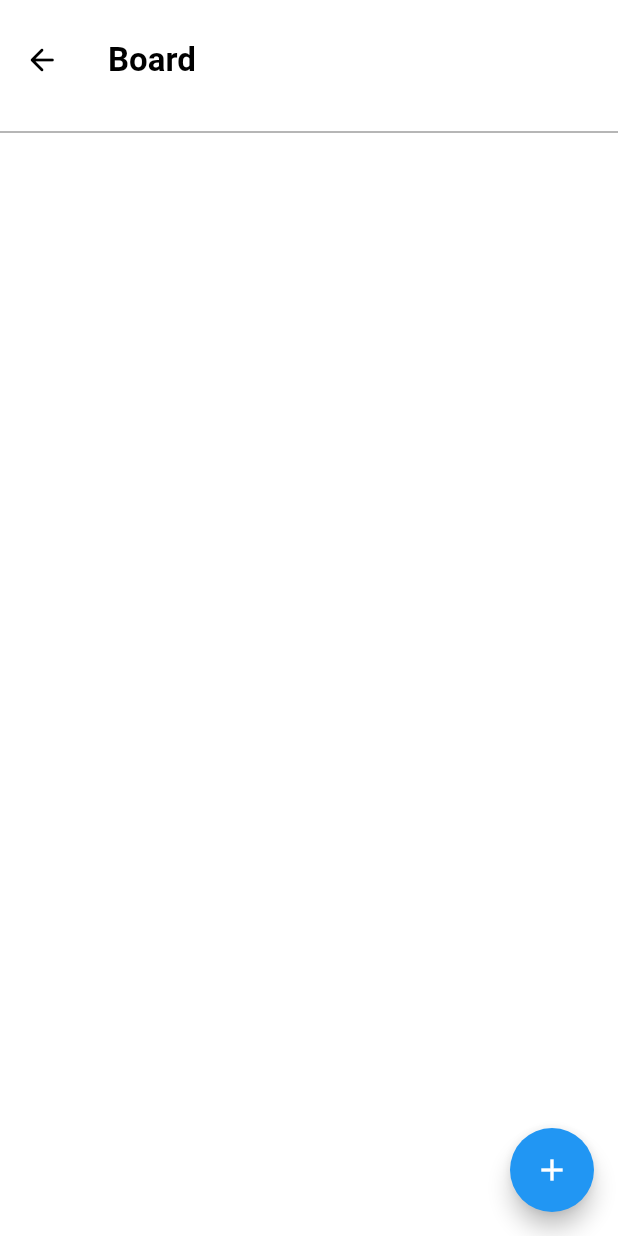
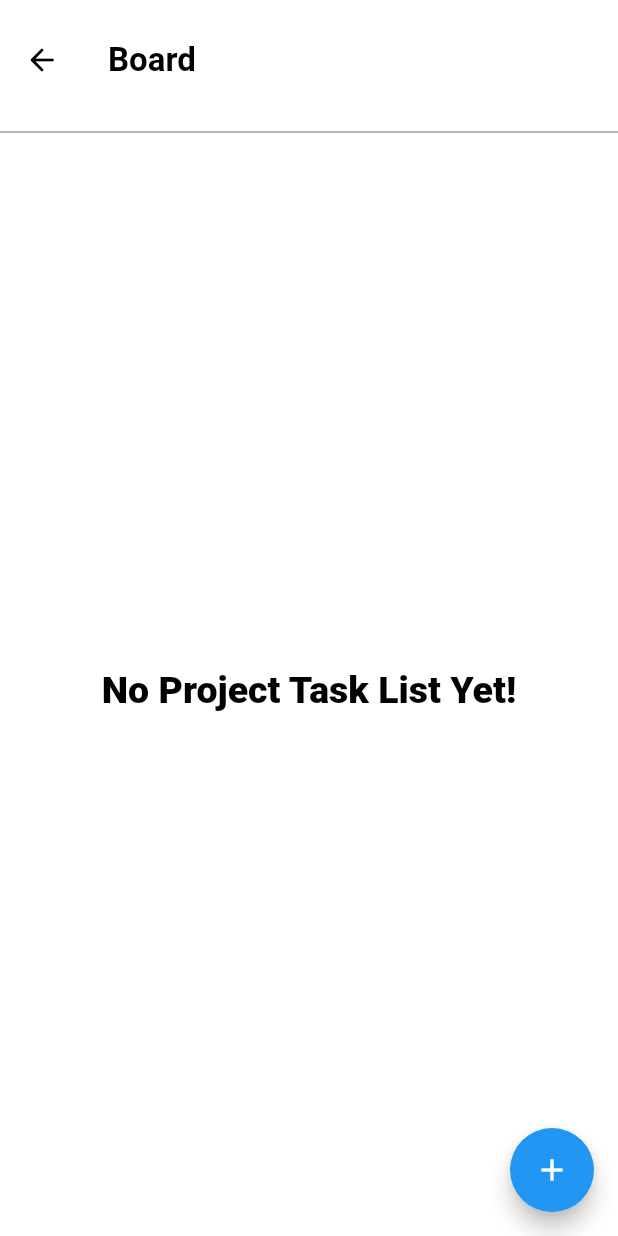
Before and after one commit to TrojanSystem/todos_project, a Flutter app: the ProjectDetailBoard screen opened directly, on a phone screen of 412 x 824 dp. Run offline on Flutter 3.47's test engine with Material 2 defaults, Android fonts, the phone set to English and light mode, and no system bars; our stand-ins replace convex_bottom_bar, curved_navigation_bar, font_awesome_flutter, percent_indicator, sqflite; missing offline and left inert: flutter_alarm_clock; accounts and stored records are empty.

Commit message:
add more functionality to the project bottom bar Add some suggestion when no task or Project is available

```diff
--- a/lib/items/project_detail_board.dart
+++ b/lib/items/project_detail_board.dart
@@ -51,7 +51,16 @@ class _ProjectDetailBoardState extends State<ProjectDetailBoard> {
         children: [
           const Divider(color: Colors.grey, thickness: 1),
           Expanded(
-            child: ListView.builder(
+            child:selectedTodo.isEmpty ?const Center(
+              child: Text(
+                'No Project Task List Yet!',
+                style: TextStyle(
+                  color: Colors.black,
+                  fontSize: 25,
+                  fontWeight: FontWeight.w900,
+                ),
+              ),
+            ) :ListView.builder(
               itemBuilder: (context, index) {
                 return ProjectDetailBoardItem(
                   selectedTodo: selectedTodo[index],
```
